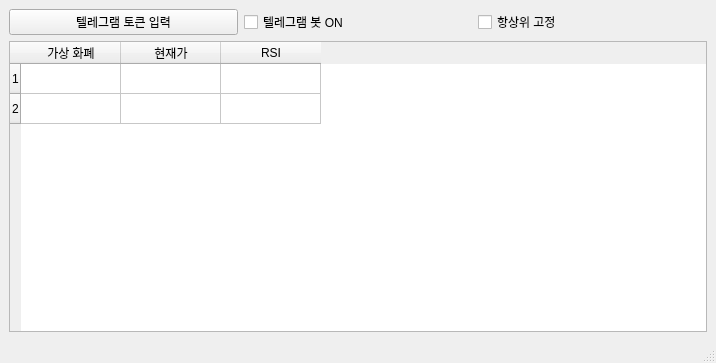
Above: Coinalarm.ui from CryptoCoinsWorks/CoinBuySell before the change. Below: the same form after it.
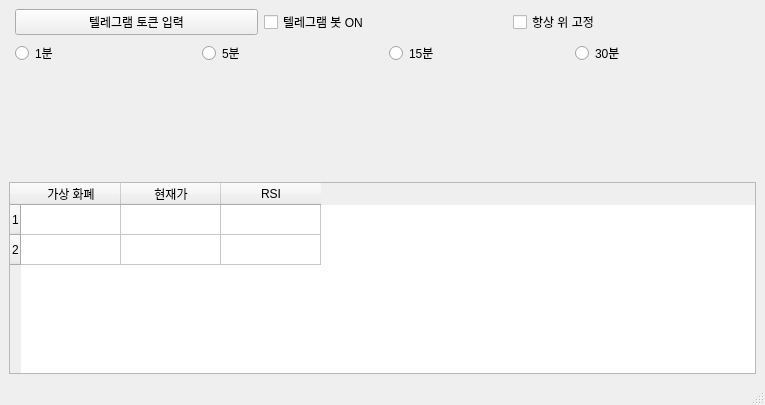
That is the form after the change.

Patch:
```diff
--- a/Coinalarm.ui
+++ b/Coinalarm.ui
@@ -6,8 +6,8 @@
    <rect>
     <x>0</x>
     <y>0</y>
-    <width>716</width>
-    <height>363</height>
+    <width>765</width>
+    <height>405</height>
    </rect>
   </property>
   <property name="windowTitle">
@@ -16,8 +16,8 @@
   <widget class="QWidget" name="centralwidget">
    <layout class="QGridLayout" name="gridLayout_2">
     <item row="0" column="0">
-     <layout class="QGridLayout" name="gridLayout">
-      <item row="0" column="0">
+     <layout class="QFormLayout" name="formLayout">
+      <item row="1" column="1">
        <layout class="QHBoxLayout" name="horizontalLayout">
         <item>
          <widget class="QPushButton" name="pushButton">
@@ -36,13 +36,49 @@
         <item>
          <widget class="QCheckBox" name="checkBox_2">
           <property name="text">
-           <string>항상위 고정</string>
+           <string>항상 위 고정</string>
           </property>
          </widget>
         </item>
        </layout>
       </item>
-      <item row="1" column="0" rowspan="2">
+      <item row="2" column="1">
+       <layout class="QHBoxLayout" name="horizontalLayout_3">
+        <item>
+         <widget class="QRadioButton" name="radioButton_1">
+          <property name="text">
+           <string>1분</string>
+          </property>
+         </widget>
+        </item>
+        <item>
+         <widget class="QRadioButton" name="radioButton_2">
+          <property name="text">
+           <string>5분</string>
+          </property>
+         </widget>
+        </item>
+        <item>
+         <widget class="QRadioButton" name="radioButton_3">
+          <property name="text">
+           <string>15분</string>
+          </property>
+         </widget>
+        </item>
+        <item>
+         <widget class="QRadioButton" name="radioButton_4">
+          <property name="text">
+           <string>30분</string>
+          </property>
+         </widget>
+        </item>
+       </layout>
+      </item>
+     </layout>
+    </item>
+    <item row="1" column="0">
+     <layout class="QGridLayout" name="gridLayout">
+      <item row="0" column="0" rowspan="2">
        <widget class="QTableWidget" name="tableWidget">
         <row>
          <property name="text">
```
Left out of the diff: 4 changed lines with no effect on the pictures.
